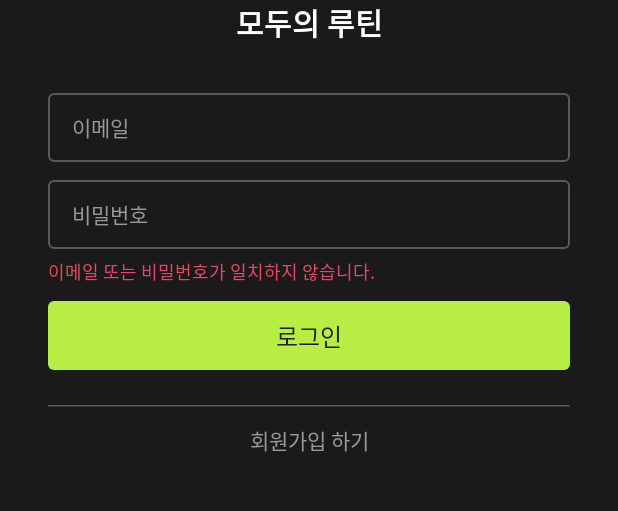
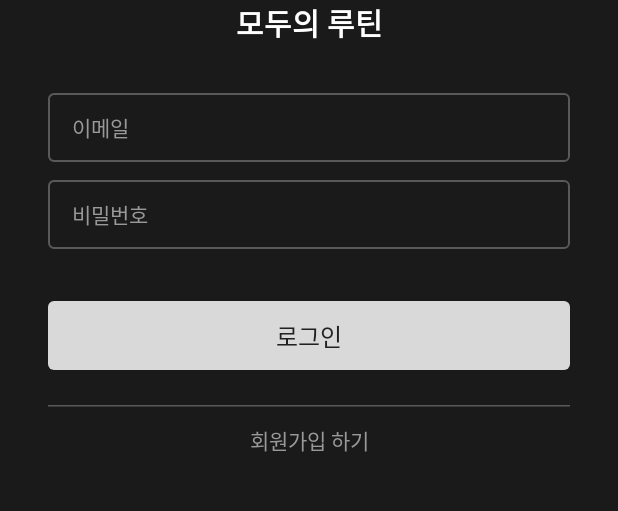
Before and after one commit to KUIT-MORU/KUIT_MORU_Android, an Android app built with Jetpack Compose: the screen it shows after launch (MainActivity), after a tap on "로그인", on a phone screen of 412 x 824 dp, the part 477-988 px from its top. Run offline under Robolectric (Android 15) with nearby library versions, the phone set to English and light mode, and no system bars; our stand-ins replace accompanist; Roboto replaces fonts that are not available here.

Commit message:
feat: 로그인 버튼 컴포넌트화

```diff
--- a/app/src/main/java/com/konkuk/moru/presentation/login/LoginScreen.kt
+++ b/app/src/main/java/com/konkuk/moru/presentation/login/LoginScreen.kt
@@ -11,9 +11,6 @@ import androidx.compose.foundation.layout.fillMaxWidth
 import androidx.compose.foundation.layout.height
 import androidx.compose.foundation.layout.padding
 import androidx.compose.foundation.layout.systemBarsPadding
-import androidx.compose.foundation.shape.RoundedCornerShape
-import androidx.compose.material3.Button
-import androidx.compose.material3.ButtonDefaults
 import androidx.compose.material3.HorizontalDivider
 import androidx.compose.material3.Text
 import androidx.compose.runtime.Composable
@@ -24,7 +21,6 @@ import androidx.compose.runtime.remember
 import androidx.compose.runtime.setValue
 import androidx.compose.ui.Alignment
 import androidx.compose.ui.Modifier
-import androidx.compose.ui.graphics.Color
 import androidx.compose.ui.input.pointer.pointerInput
 import androidx.compose.ui.platform.LocalConfiguration
 import androidx.compose.ui.platform.LocalFocusManager
@@ -35,6 +31,7 @@ import androidx.compose.ui.unit.dp
 import androidx.navigation.NavController
 import androidx.navigation.compose.rememberNavController
 import com.google.accompanist.systemuicontroller.rememberSystemUiController
+import com.konkuk.moru.presentation.login.component.LoginButton
 import com.konkuk.moru.presentation.login.component.LoginTextFieldBasic
 import com.konkuk.moru.presentation.login.component.LogoWithTitle
 import com.konkuk.moru.presentation.navigation.Route
@@ -55,6 +52,15 @@ fun LoginScreen(navController: NavController) {
 
     var email by remember { mutableStateOf("") }
     var password by remember { mutableStateOf("") }
+
+    val isEmailValid = remember(email) {
+        email.isNotBlank()
+    }
+    val isPasswordValid = remember(password) {
+        password.isNotBlank()
+    }
+    val isButtonEnabled = isEmailValid && isPasswordValid
+
     var errorMessage by remember { mutableStateOf<String?>(null) }
 
     val screenHeight = LocalConfiguration.current.screenHeightDp.dp
@@ -110,29 +116,16 @@ fun LoginScreen(navController: NavController) {
                     modifier = Modifier.padding(top = 6.dp)
                 )
             }
-//            Text(
-//                text = "이메일 또는 비밀번호가 일치하지 않습니다.",
-//                style = typography.desc_M_12,
-//                color = colors.red,
-//                modifier = Modifier.padding(top = 6.dp)
-//            )
         }
 
-        Button(
+        LoginButton(
             onClick = {
-                errorMessage = "이메일 또는 비밀번호가 일치하지 않습니다."
+                if (isButtonEnabled) {
+                    errorMessage = "이메일 또는 비밀번호가 일치하지 않습니다."
+                }
             },
-            shape = RoundedCornerShape(4.dp),
-            colors = ButtonDefaults.buttonColors(
-                containerColor = colors.limeGreen,
-                contentColor = Color(0xFF212120)
-            ),
-            modifier = Modifier
-                .fillMaxWidth()
-                .height(46.dp)
-        ) {
-            Text("로그인", style = typography.body_SB_16)
-        }
+            enabled = isButtonEnabled
+        )
 
         Spacer(modifier = Modifier.height(24.dp))
 
--- /dev/null
+++ b/app/src/main/java/com/konkuk/moru/presentation/login/component/LoginButton.kt
@@ -0,0 +1,43 @@
+package com.konkuk.moru.presentation.login.component
+
+import androidx.compose.foundation.layout.fillMaxWidth
+import androidx.compose.foundation.layout.height
+import androidx.compose.foundation.shape.RoundedCornerShape
+import androidx.compose.material3.Button
+import androidx.compose.material3.ButtonDefaults
+import androidx.compose.material3.Text
+import androidx.compose.runtime.Composable
+import androidx.compose.ui.Modifier
+import androidx.compose.ui.graphics.Color
+import androidx.compose.ui.tooling.preview.Preview
+import androidx.compose.ui.unit.dp
+import com.konkuk.moru.ui.theme.MORUTheme.colors
+import com.konkuk.moru.ui.theme.MORUTheme.typography
+
+@Composable
+fun LoginButton(
+    enabled: Boolean,
+    onClick: () -> Unit
+) {
+    val backgroundColor = if(enabled) colors.limeGreen else colors.lightGray
+    Button(
+        onClick = onClick,
+        //enabled = enabled,
+        shape = RoundedCornerShape(4.dp),
+        colors = ButtonDefaults.buttonColors(
+            containerColor = backgroundColor,
+            contentColor = Color(0xFF212120)
+        ),
+        modifier = Modifier
+            .fillMaxWidth()
+            .height(46.dp)
+    ) {
+        Text("로그인", style = typography.body_SB_16)
+    }
+}
+
+@Preview
+@Composable
+private fun LoginButtonPreview() {
+    LoginButton(false){}
+}
```
